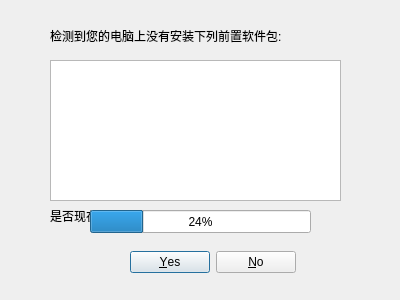
First picture: the form in experiment/src/windows/dependencyinstaller.ui, repository creeper12356/guide_software, before the edit.
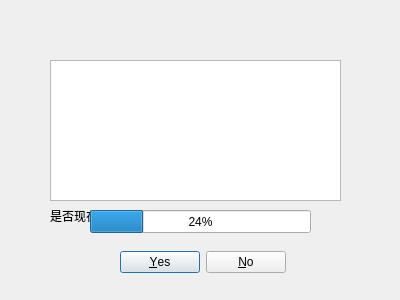
Second picture: the form after the edit.

Patch:
```diff
--- a/experiment/src/windows/dependencyinstaller.ui
+++ b/experiment/src/windows/dependencyinstaller.ui
@@ -23,7 +23,7 @@
     </rect>
    </property>
    <property name="text">
-    <string>检测到您的电脑上没有安装下列前置软件包:</string>
+    <string/>
    </property>
    <property name="alignment">
     <set>Qt::AlignLeading|Qt::AlignLeft|Qt::AlignVCenter</set>
@@ -64,7 +64,7 @@
   <widget class="QDialogButtonBox" name="button_box">
    <property name="geometry">
     <rect>
-     <x>130</x>
+     <x>120</x>
      <y>250</y>
      <width>166</width>
      <height>25</height>
```
